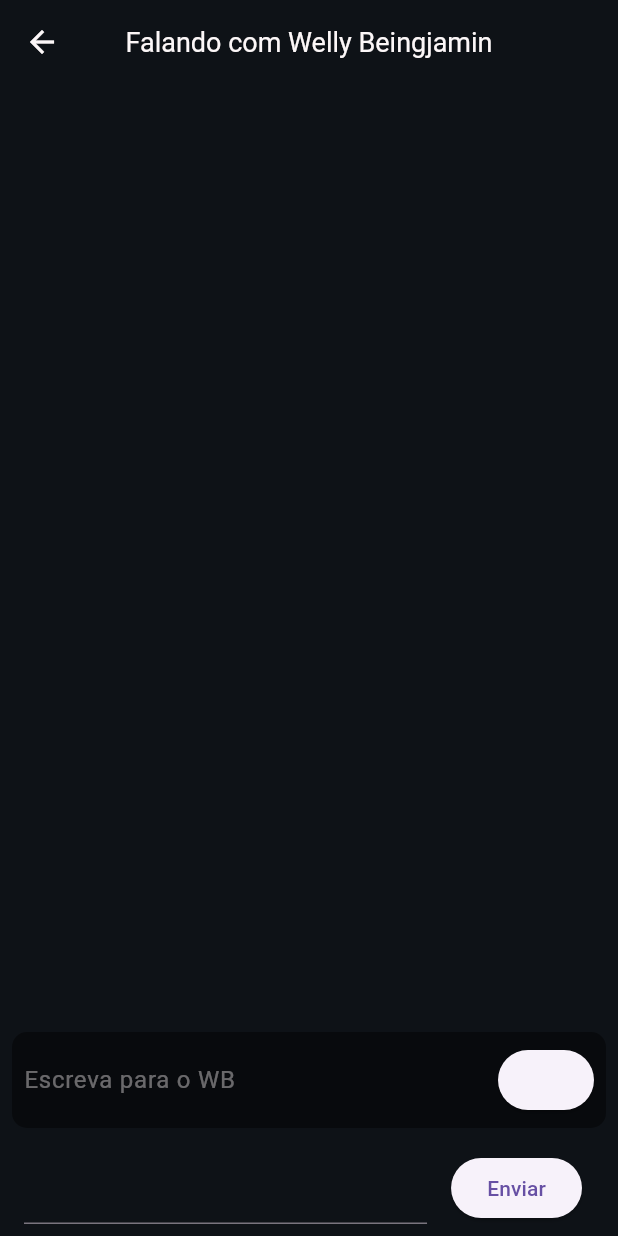
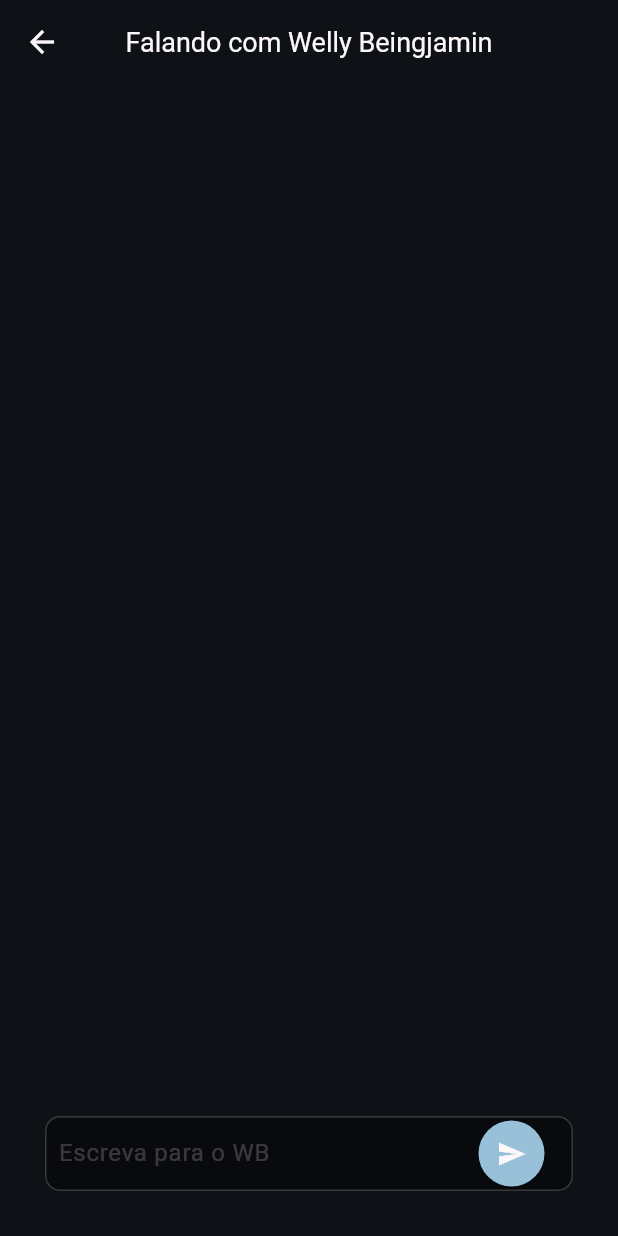
Before and after one commit to lryanborges/MyWB, a Flutter app: the screen it shows after launch, on a phone screen of 412 x 824 dp. Run offline on Flutter 3.47's test engine with Material 3 defaults, Android fonts, the phone set to English and light mode, and no system bars; our stand-ins replace flutter_svg, get.

```diff
--- a/lib/constants/colors.dart
+++ b/lib/constants/colors.dart
@@ -9,3 +9,4 @@ const Color tdFontColor = Color(0xFFFCF7F8);
 const Color tdWhite = Color(0xFFFCF7F8);
 const Color tdSelected = Color(0xFF293241);
 const Color tdButton = Color(0xFF98C1D9);
+const Color tdMessageContainer = Color(0xFF3D5A80);
--- a/lib/controllers/chatController.dart
+++ b/lib/controllers/chatController.dart
@@ -6,6 +6,8 @@ class ChatController extends GetxController {
   final messageController = TextEditingController();
 
   void sendMessage(String message) {
-    messages.add(message);
+    if(message.isNotEmpty) {
+      messages.add(message);
+    }
   }
 }
--- a/lib/pages/chat.dart
+++ b/lib/pages/chat.dart
@@ -28,11 +28,15 @@ class Chat extends StatelessWidget {
             child: MessageList(controller: controller),
           ),
           Padding(
-            padding: EdgeInsets.all(8.0),
+            padding: EdgeInsets.all(30.0),
             child: Container(
-              padding: EdgeInsets.symmetric(horizontal: 8, vertical: 8),
+              padding: EdgeInsets.symmetric(horizontal: 8),
               decoration: BoxDecoration(
                 color: tdDarkerColor,
+                border: Border.all(
+                  color: tdWhite.withOpacity(0.2),
+                  width: 1
+                ),
                 borderRadius: BorderRadius.circular(10)
               ),
               child: Row(
@@ -43,7 +47,7 @@ class Chat extends StatelessWidget {
                       style: TextStyle(color: tdFontColor),
                       decoration: InputDecoration(
                         hintText: 'Escreva para o WB',
-                        hintStyle: TextStyle(color: tdFontColor.withOpacity(0.4)),
+                        hintStyle: TextStyle(color: tdFontColor.withOpacity(0.2)),
                         border: InputBorder.none
                       ),
                     ),
@@ -55,22 +59,13 @@ class Chat extends StatelessWidget {
                       controller.messageController.clear();
                     },
                     style: ElevatedButton.styleFrom(
-
+                      shape: CircleBorder(),
+                      padding: EdgeInsets.all(12),
+                      backgroundColor: tdButton
                     ),
+                    child: Icon(Icons.send, color: tdWhite, size: 20,),
                   ),
                 ],
-              ),
-            ),
-          ),
-          Container(
-            child: ListTile(
-              title: TextField(controller: controller.messageController,),
-              trailing: ElevatedButton(
-                onPressed: () {
-                  controller.sendMessage(controller.messageController.text);
-                  controller.messageController.clear();
-                },
-                child: Text('Enviar'),
               ),
             ),
           ),
--- a/pubspec.yaml
+++ b/pubspec.yaml
@@ -63,6 +63,7 @@ flutter:
     - assets/icons/profile.svg
     - assets/icons/chat.svg
     - assets/icons/configs.svg
+    - assets/images/
 
   fonts:
     - family: Poppins
```
Also changed, not shown: lib/widgets/messageList.dart (+36 -11 lines), assets/images/pfp_6.jpg (added), assets/images/profile-icon-9.png (added), pubspec.lock.
